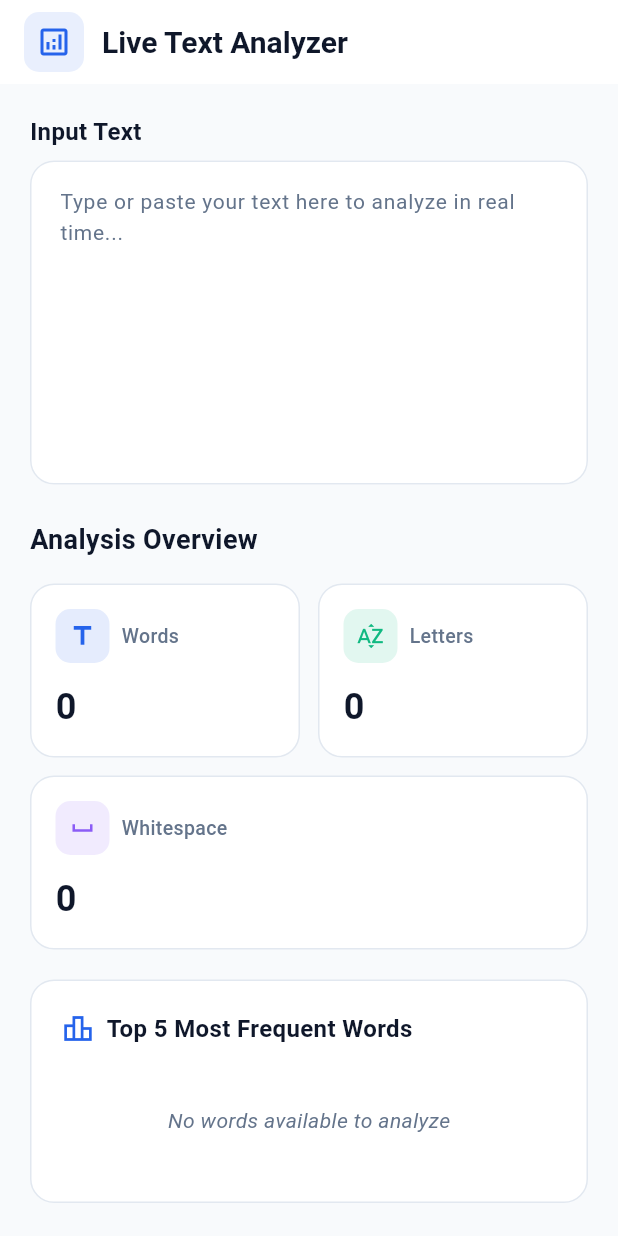
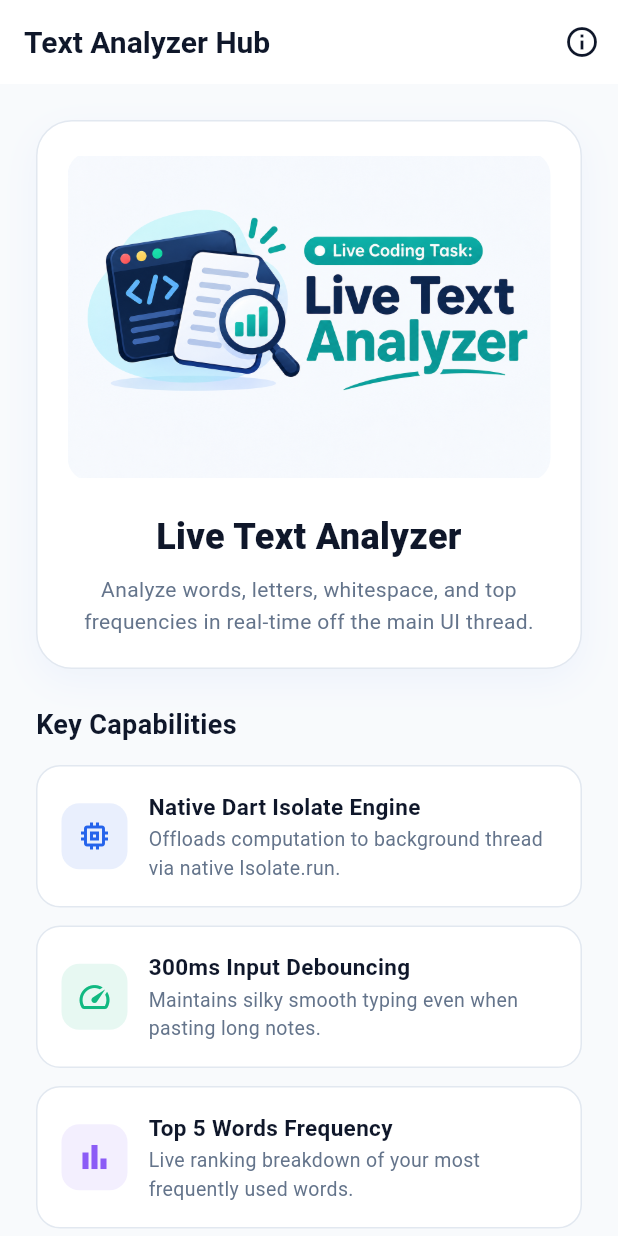
Before and after one commit to bisherbh/Live-Text-Analyzer, a Flutter app: the screen it shows after launch, on a phone screen of 412 x 824 dp. Run offline on Flutter 3.47's test engine with Material 3 defaults, Android fonts, the phone set to English and light mode, and no system bars; our stand-ins replace dartz, equatable, flutter_bloc, freezed_annotation, get_it, injectable and 1 more.

Commit message:
Add splash screen, home screen hub with Live Text Analyzer task graphic, and finalize refactoring

```diff
--- /dev/null
+++ b/lib/features/home/presentation/pages/home_page.dart
@@ -0,0 +1,210 @@
+import 'package:flutter/material.dart';
+
+import '../../../../core/theme/app_theme.dart';
+import '../../../text_analyzer/presentation/pages/text_analyzer_page.dart';
+
+class HomePage extends StatelessWidget {
+  const HomePage({super.key});
+
+  @override
+  Widget build(BuildContext context) {
+    return Scaffold(
+      appBar: AppBar(
+        title: const Text('Text Analyzer Hub'),
+        actions: [
+          IconButton(
+            icon: const Icon(Icons.info_outline),
+            onPressed: () {
+              showAboutDialog(
+                context: context,
+                applicationName: 'Live Text Analyzer',
+                applicationVersion: '1.0.0',
+                applicationIcon: Image.asset(
+                  'assets/images/Live Text Analyzer Coding Task.png',
+                  width: 48,
+                  height: 48,
+                ),
+                children: const [
+                  Text('Built with Flutter, Cubit, Freezed, and Native Dart Isolates for real-time text statistics.'),
+                ],
+              );
+            },
+          ),
+        ],
+      ),
+      body: SafeArea(
+        child: SingleChildScrollView(
+          padding: const EdgeInsets.all(24),
+          child: Column(
+            crossAxisAlignment: CrossAxisAlignment.stretch,
+            children: [
+              Container(
+                padding: const EdgeInsets.all(20),
+                decoration: BoxDecoration(
+                  color: AppTheme.surfaceColor,
+                  borderRadius: BorderRadius.circular(24),
+                  border: Border.all(color: AppTheme.cardBorderColor, width: 1),
+                  boxShadow: [
+                    BoxShadow(
+                      color: AppTheme.primaryColor.withValues(alpha: 0.05),
+                      blurRadius: 20,
+                      offset: const Offset(0, 8),
+                    ),
+                  ],
+                ),
+                child: Column(
+                  children: [
+                    ClipRRect(
+                      borderRadius: BorderRadius.circular(16),
+                      child: Image.asset(
+                        'assets/images/Live Text Analyzer Coding Task.png',
+                        height: 220,
+                        fit: BoxFit.contain,
+                      ),
+                    ),
+                    const SizedBox(height: 20),
+                    const Text(
+                      'Live Text Analyzer',
+                      style: TextStyle(
+                        fontSize: 24,
+                        fontWeight: FontWeight.w800,
+                        color: AppTheme.textPrimaryColor,
+                      ),
+                      textAlign: TextAlign.center,
+                    ),
+                    const SizedBox(height: 8),
+                    const Text(
+                      'Analyze words, letters, whitespace, and top frequencies in real-time off the main UI thread.',
+                      style: TextStyle(
+                        fontSize: 14,
+                        color: AppTheme.textSecondaryColor,
+                        height: 1.5,
+                      ),
+                      textAlign: TextAlign.center,
+                    ),
+                  ],
+                ),
+              ),
+              const SizedBox(height: 24),
+              const Text(
+                'Key Capabilities',
+                style: TextStyle(
+                  fontSize: 18,
+                  fontWeight: FontWeight.w700,
+                  color: AppTheme.textPrimaryColor,
+                ),
+              ),
+              const SizedBox(height: 14),
+              _buildFeatureTile(
+                icon: Icons.memory,
+                iconColor: const Color(0xFF2563EB),
+                title: 'Native Dart Isolate Engine',
+                subtitle: 'Offloads computation to background thread via native Isolate.run.',
+              ),
+              const SizedBox(height: 12),
+              _buildFeatureTile(
+                icon: Icons.speed,
+                iconColor: const Color(0xFF10B981),
+                title: '300ms Input Debouncing',
+                subtitle: 'Maintains silky smooth typing even when pasting long notes.',
+              ),
+              const SizedBox(height: 12),
+              _buildFeatureTile(
+                icon: Icons.bar_chart,
+                iconColor: const Color(0xFF8B5CF6),
+                title: 'Top 5 Words Frequency',
+                subtitle: 'Live ranking breakdown of your most frequently used words.',
+              ),
+              const SizedBox(height: 32),
+              ElevatedButton(
+                onPressed: () {
+                  Navigator.push(
+                    context,
+                    MaterialPageRoute(
+                      builder: (_) => const TextAnalyzerPage(),
+                    ),
+                  );
+                },
+                style: ElevatedButton.styleFrom(
+                  backgroundColor: AppTheme.primaryColor,
+                  foregroundColor: Colors.white,
+                  padding: const EdgeInsets.symmetric(vertical: 18),
+                  shape: RoundedRectangleBorder(
+                    borderRadius: BorderRadius.circular(16),
+                  ),
+                  elevation: 2,
+                ),
+                child: const Row(
+                  mainAxisAlignment: MainAxisAlignment.center,
+                  children: [
+                    Text(
+                      'Start Text Analyzer',
+                      style: TextStyle(
+                        fontSize: 16,
+                        fontWeight: FontWeight.w700,
+                      ),
+                    ),
+                    SizedBox(width: 8),
+                    Icon(Icons.arrow_forward_rounded, size: 20),
+                  ],
+                ),
+              ),
+            ],
+          ),
+        ),
+      ),
+    );
+  }
+
+  Widget _buildFeatureTile({
+    required IconData icon,
+    required Color iconColor,
+    required String title,
+    required String subtitle,
+  }) {
+    return Container(
+      padding: const EdgeInsets.all(16),
+      decoration: BoxDecoration(
+        color: AppTheme.surfaceColor,
+        borderRadius: BorderRadius.circular(16),
+        border: Border.all(color: AppTheme.cardBorderColor, width: 1),
+      ),
+      child: Row(
+        children: [
+          Container(
+            padding: const EdgeInsets.all(10),
+            decoration: BoxDecoration(
+              color: iconColor.withValues(alpha: 0.1),
+              borderRadius: BorderRadius.circular(12),
+            ),
+            child: Icon(icon, color: iconColor, size: 24),
+          ),
+          const SizedBox(width: 14),
+          Expanded(
+            child: Column(
+              crossAxisAlignment: CrossAxisAlignment.start,
+              children: [
+                Text(
+                  title,
+                  style: const TextStyle(
+                    fontSize: 15,
+                    fontWeight: FontWeight.w600,
+                    color: AppTheme.textPrimaryColor,
+                  ),
+                ),
+                const SizedBox(height: 2),
+                Text(
+                  subtitle,
+                  style: const TextStyle(
+                    fontSize: 13,
+                    color: AppTheme.textSecondaryColor,
+                  ),
+                ),
+              ],
+            ),
+          ),
+        ],
+      ),
+    );
+  }
+}
--- a/lib/main.dart
+++ b/lib/main.dart
@@ -2,7 +2,7 @@ import 'package:flutter/material.dart';
 
 import 'core/di/injection.dart';
 import 'core/theme/app_theme.dart';
-import 'features/text_analyzer/presentation/pages/text_analyzer_page.dart';
+import 'features/splash/presentation/pages/splash_page.dart';
 
 void main() async {
   WidgetsFlutterBinding.ensureInitialized();
@@ -19,7 +19,7 @@ class MyApp extends StatelessWidget {
       title: 'Live Text Analyzer',
       debugShowCheckedModeBanner: false,
       theme: AppTheme.lightTheme,
-      home: const TextAnalyzerPage(),
+      home: const SplashPage(),
     );
   }
 }
```
Also changed, not shown: lib/features/splash/presentation/pages/splash_page.dart (added, +116 -0 lines).
